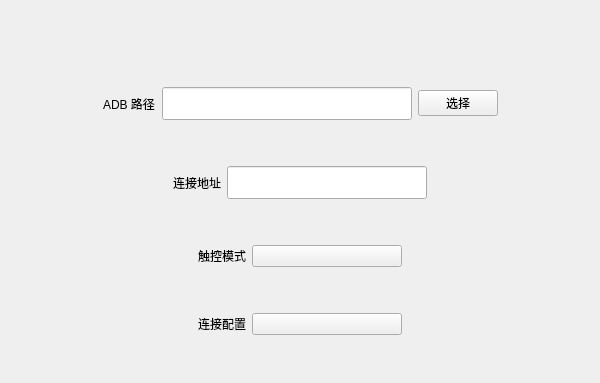
Before: the Qt Designer form gui/ui/settingframe.ui in beropero/Kilon1999, drawn with Qt 5.
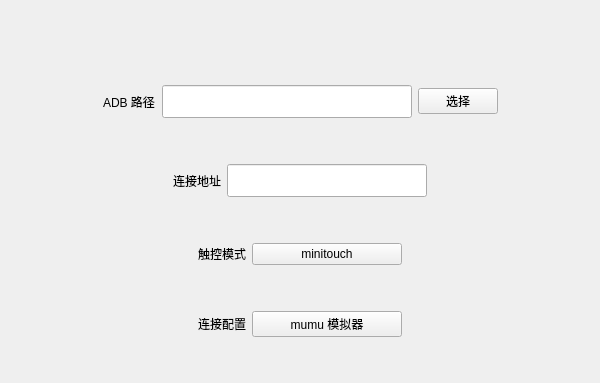
After: the same form once the commit is applied. Custom widgets are drawn as their Qt base class.

```diff
--- a/gui/ui/settingframe.ui
+++ b/gui/ui/settingframe.ui
@@ -66,7 +66,7 @@
       </widget>
      </item>
      <item>
-      <widget class="EditableComboBox" name="EditableComboBox_4">
+      <widget class="LineEdit" name="LineEdit">
        <property name="minimumSize">
         <size>
          <width>250</width>
@@ -227,6 +227,9 @@
          <height>16777215</height>
         </size>
        </property>
+       <property name="text">
+        <string>minitouch</string>
+       </property>
       </widget>
      </item>
      <item>
@@ -296,6 +299,9 @@
          <height>16777215</height>
         </size>
        </property>
+       <property name="text">
+        <string>mumu 模拟器</string>
+       </property>
       </widget>
      </item>
      <item>
```
